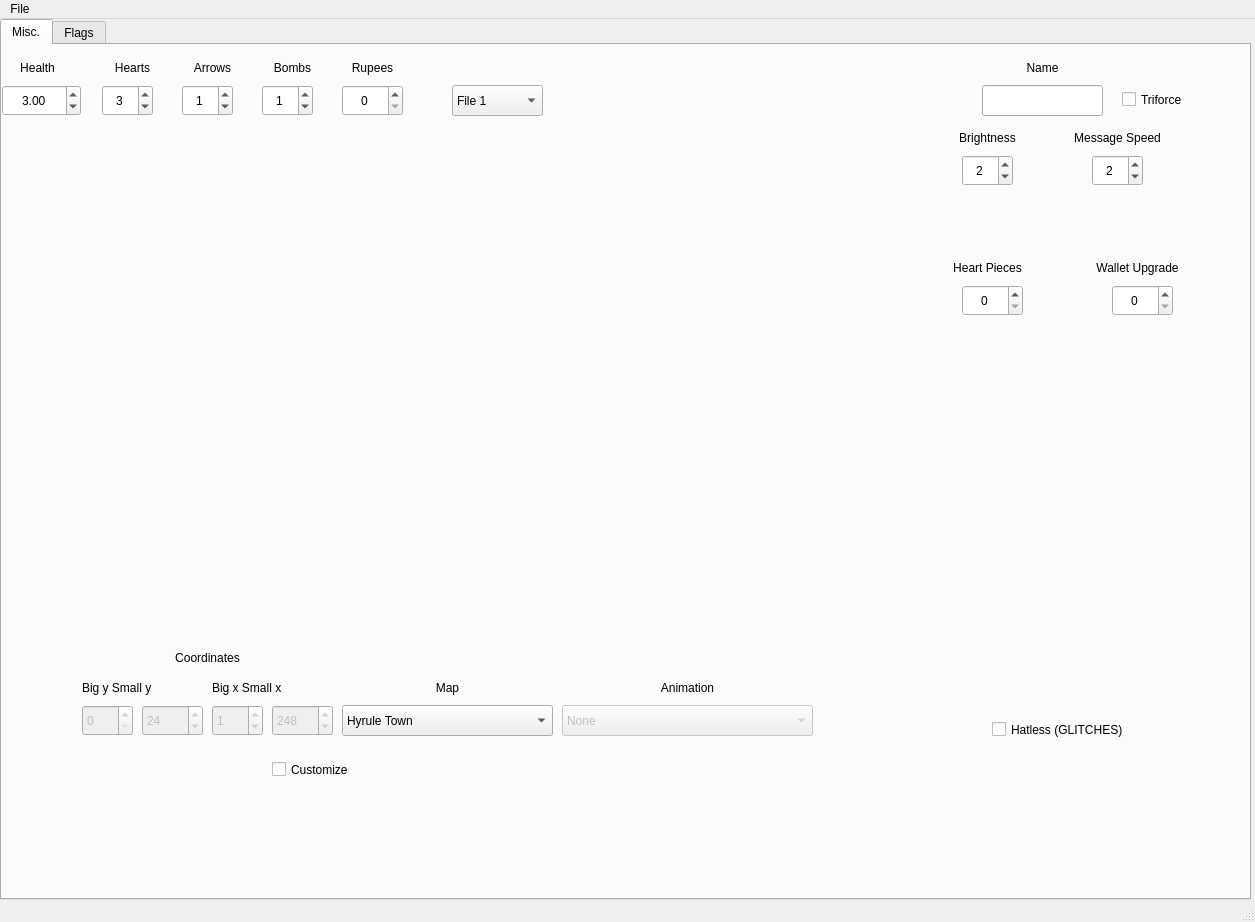
Qt form untitled.ui (Captainkittyca2/TMC-Save-Editor) before a commit.
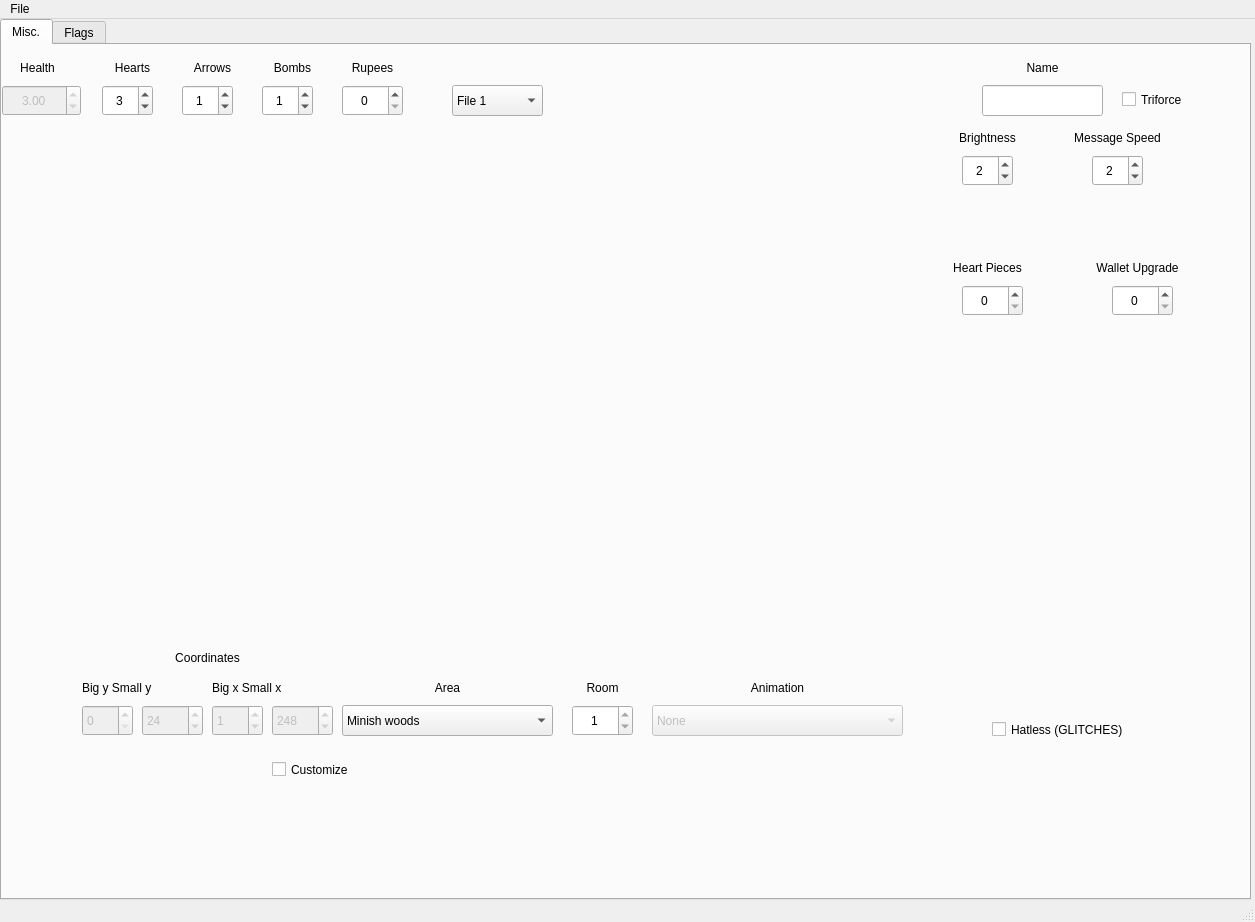
The same form after that commit.

```diff
--- a/untitled.ui
+++ b/untitled.ui
@@ -14,7 +14,10 @@
    <string>MainWindow</string>
   </property>
   <widget class="QWidget" name="centralwidget">
-   <widget class="QTabWidget" name="tabWidget_7">
+   <widget class="QTabWidget" name="tabb">
+    <property name="enabled">
+     <bool>true</bool>
+    </property>
     <property name="geometry">
      <rect>
       <x>0</x>
@@ -49,14 +52,14 @@
        <bool>false</bool>
       </property>
       <property name="currentText">
-       <string>Hyrule Town</string>
+       <string>Minish woods</string>
       </property>
       <property name="currentIndex">
        <number>0</number>
       </property>
       <item>
        <property name="text">
-        <string>Hyrule Town</string>
+        <string>Minish woods</string>
        </property>
       </item>
       <item>
@@ -182,7 +185,7 @@
        </rect>
       </property>
       <property name="text">
-       <string>Map</string>
+       <string>Area</string>
       </property>
       <property name="alignment">
        <set>Qt::AlignCenter</set>
@@ -194,7 +197,7 @@
       </property>
       <property name="geometry">
        <rect>
-        <x>560</x>
+        <x>650</x>
         <y>660</y>
         <width>251</width>
         <height>31</height>
@@ -273,7 +276,7 @@
      <widget class="QLabel" name="label_84">
       <property name="geometry">
        <rect>
-        <x>560</x>
+        <x>650</x>
         <y>630</y>
         <width>251</width>
         <height>25</height>
@@ -431,7 +434,7 @@
      </widget>
      <widget class="QDoubleSpinBox" name="Health">
       <property name="enabled">
-       <bool>true</bool>
+       <bool>false</bool>
       </property>
       <property name="geometry">
        <rect>
@@ -755,6 +758,44 @@
        </property>
       </item>
      </widget>
+     <widget class="QSpinBox" name="room">
+      <property name="geometry">
+       <rect>
+        <x>570</x>
+        <y>660</y>
+        <width>61</width>
+        <height>31</height>
+       </rect>
+      </property>
+      <property name="alignment">
+       <set>Qt::AlignCenter</set>
+      </property>
+      <property name="minimum">
+       <number>1</number>
+      </property>
+      <property name="maximum">
+       <number>1</number>
+      </property>
+      <property name="value">
+       <number>1</number>
+      </property>
+     </widget>
+     <widget class="QLabel" name="label_96">
+      <property name="geometry">
+       <rect>
+        <x>560</x>
+        <y>630</y>
+        <width>81</width>
+        <height>25</height>
+       </rect>
+      </property>
+      <property name="text">
+       <string>Room</string>
+      </property>
+      <property name="alignment">
+       <set>Qt::AlignCenter</set>
+      </property>
+     </widget>
     </widget>
     <widget class="QWidget" name="tab_2">
      <attribute name="title">
```
Left out of the diff: 90 changed lines with no effect on the pictures.
